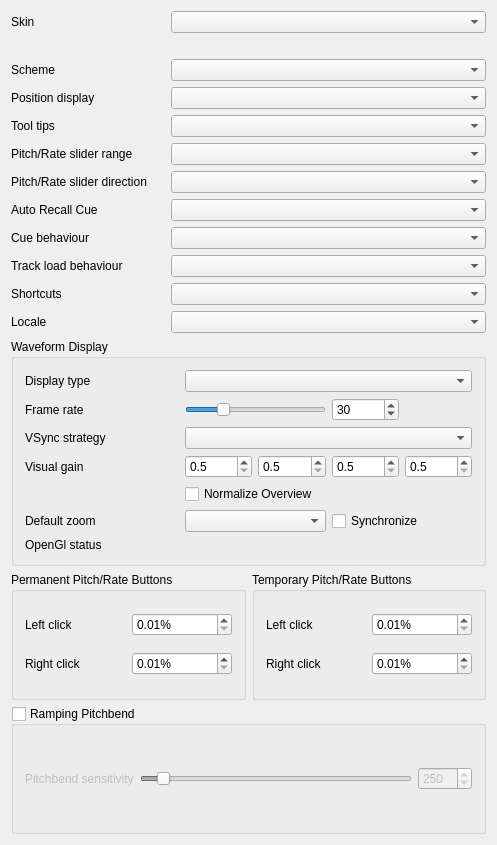
mixxxcommunity/mixxx, file mixxx/src/dlgprefcontrolsdlg.ui: the form before one commit.
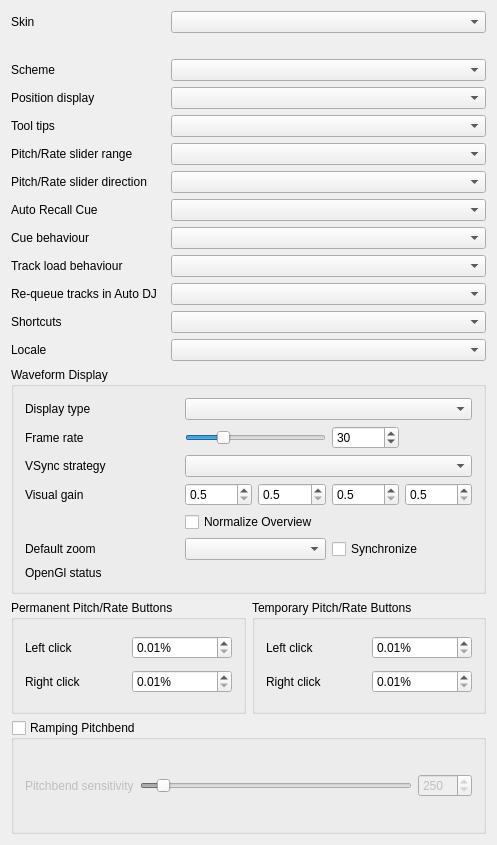
The form after the commit.

What changed in the file:
```diff
--- a/mixxx/src/dlgprefcontrolsdlg.ui
+++ b/mixxx/src/dlgprefcontrolsdlg.ui
@@ -247,6 +247,19 @@
      <item row="7" column="1" colspan="2">
       <widget class="QComboBox" name="ComboBoxCueRecall"/>
      </item>
+     <item row="10" column="0">
+      <widget class="QLabel" name="textAutoDjRequeue">
+       <property name="text">
+        <string>Re-queue tracks in Auto DJ</string>
+       </property>
+       <property name="buddy">
+        <cstring>ComboBoxAutoDjRequeue</cstring>
+       </property>
+      </widget>
+     </item>
+     <item row="10" column="1" colspan="2">
+      <widget class="QComboBox" name="ComboBoxAutoDjRequeue"/>
+     </item>
      <item row="13" column="0">
       <widget class="QLabel" name="lable_shortcuts">
        <property name="text">
```
Left out of the diff: 1 changed line with no effect on the pictures.
